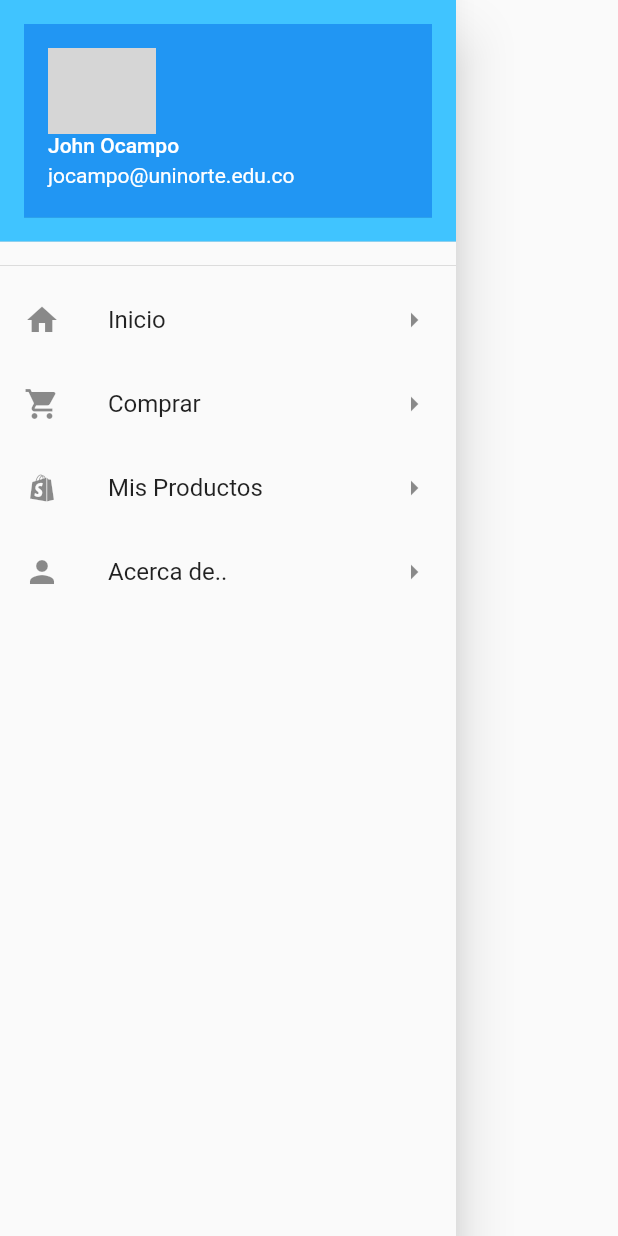
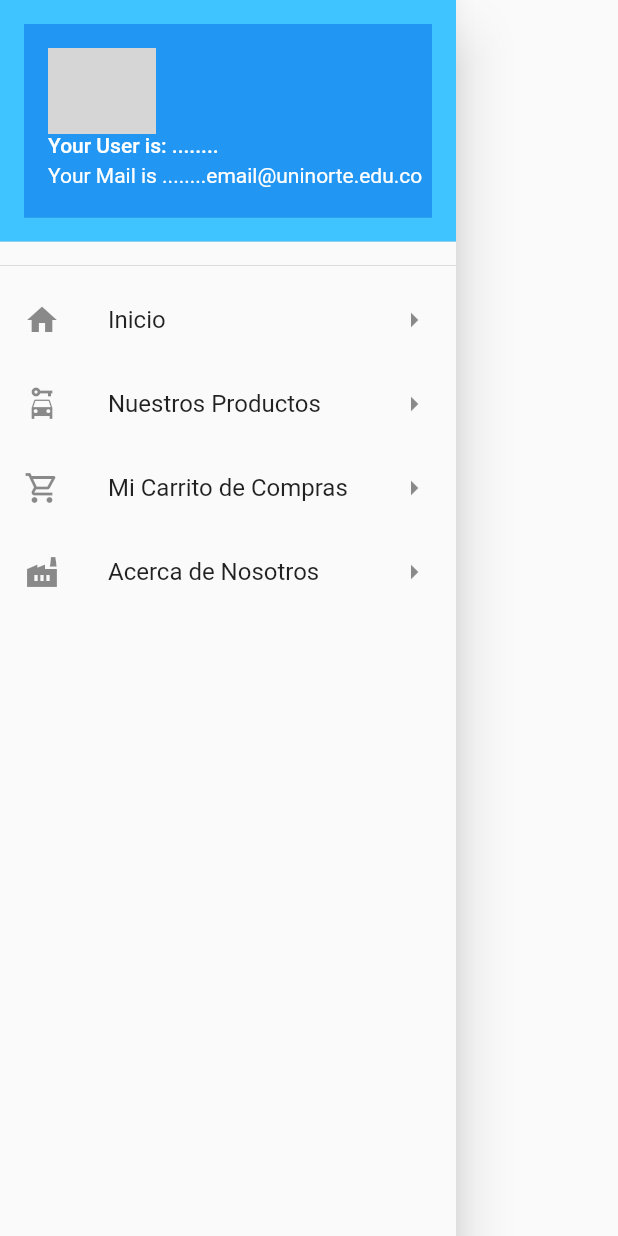
Before and after one commit to JESP93/Ciclo4-2, a Flutter app: what menu() shows on an empty page, opened directly, on a phone screen of 412 x 824 dp. Run offline on Flutter 3.47's test engine with Material 2 defaults, Android fonts, the phone set to English and light mode, and no system bars; our stand-ins replace get, rflutter_alert; network calls fail; grey boxes are pictures that could not be loaded.

```diff
--- a/lib/UI/menu.dart
+++ b/lib/UI/menu.dart
@@ -26,8 +26,9 @@ class _menuState extends State<menu> {
                       backgroundImage: NetworkImage(
                           "https://th.bing.com/th/id/R.028b00add30e5f0de4cd290ae01573ad?rik=69Mu86JjTMXg%2bw&riu=http%3a%2f%2f4.bp.blogspot.com%2f-300DQp2hBic%2fUtf1BxnAaOI%2fAAAAAAAAD1I%2f5rGQqusTEGo%2fs1600%2fsilueta%2bfoto%2bcarnet.jpg&ehk=q7F56cr28Mzay06%2bZ%2fwj55RMcXzVjJHAbey8X8RTuKs%3d&risl=&pid=ImgRaw&r=0&sres=1&sresct=1"),
                     ),
-                    accountName: Text("John Ocampo"),
-                    accountEmail: Text("jocampo@uninorte.edu.co"))),
+                    accountName: Text("Your User is: ........"),
+                    accountEmail:
+                        Text("Your Mail is ........email@uninorte.edu.co"))),
             Divider(),
             Expanded(
               child: ListView(
@@ -42,8 +43,8 @@ class _menuState extends State<menu> {
                     },
                   ),
                   ListTile(
-                    title: Text("Comprar"),
-                    leading: Icon(Icons.shopping_cart),
+                    title: Text("Nuestros Productos"),
+                    leading: Icon(Icons.car_rental),
                     trailing: Icon(Icons.arrow_right_outlined),
                     onTap: () {
                       Navigator.pop(context);
@@ -51,8 +52,8 @@ class _menuState extends State<menu> {
                     },
                   ),
                   ListTile(
-                    title: Text("Mis Productos"),
-                    leading: Icon(Icons.shopify_rounded),
+                    title: Text("Mi Carrito de Compras"),
+                    leading: Icon(Icons.shopping_cart_outlined),
                     trailing: Icon(Icons.arrow_right_outlined),
                     onTap: () {
                       Navigator.pop(context);
@@ -60,8 +61,8 @@ class _menuState extends State<menu> {
                     },
                   ),
                   ListTile(
-                    title: Text("Acerca de.."),
-                    leading: Icon(Icons.person),
+                    title: Text("Acerca de Nosotros"),
+                    leading: Icon(Icons.factory),
                     trailing: Icon(Icons.arrow_right_outlined),
                     onTap: () {
                       Navigator.pop(context);
--- a/pubspec.yaml
+++ b/pubspec.yaml
@@ -32,6 +32,7 @@ dependencies:
   flutter:
     sdk: flutter
   get:
+  rflutter_alert:
 
   # The following adds the Cupertino Icons font to your application.
   # Use with the CupertinoIcons class for iOS style icons.
```
Also changed, not shown: lib/UI/home.dart (+4 -4 lines), lib/UI/paginaAcercaDe.dart (+35 -2 lines), lib/UI/paginaMiCarritodeCompras.dart (renamed from lib/UI/paginaMisProductos.dart, +22 -6 lines), lib/UI/paginaNuestrosProductos.dart (renamed from lib/UI/paginaComprar.dart, +7 -6 lines), lib/controladores/controladorGeneral.dart (+6 -6 lines), pubspec.lock.
